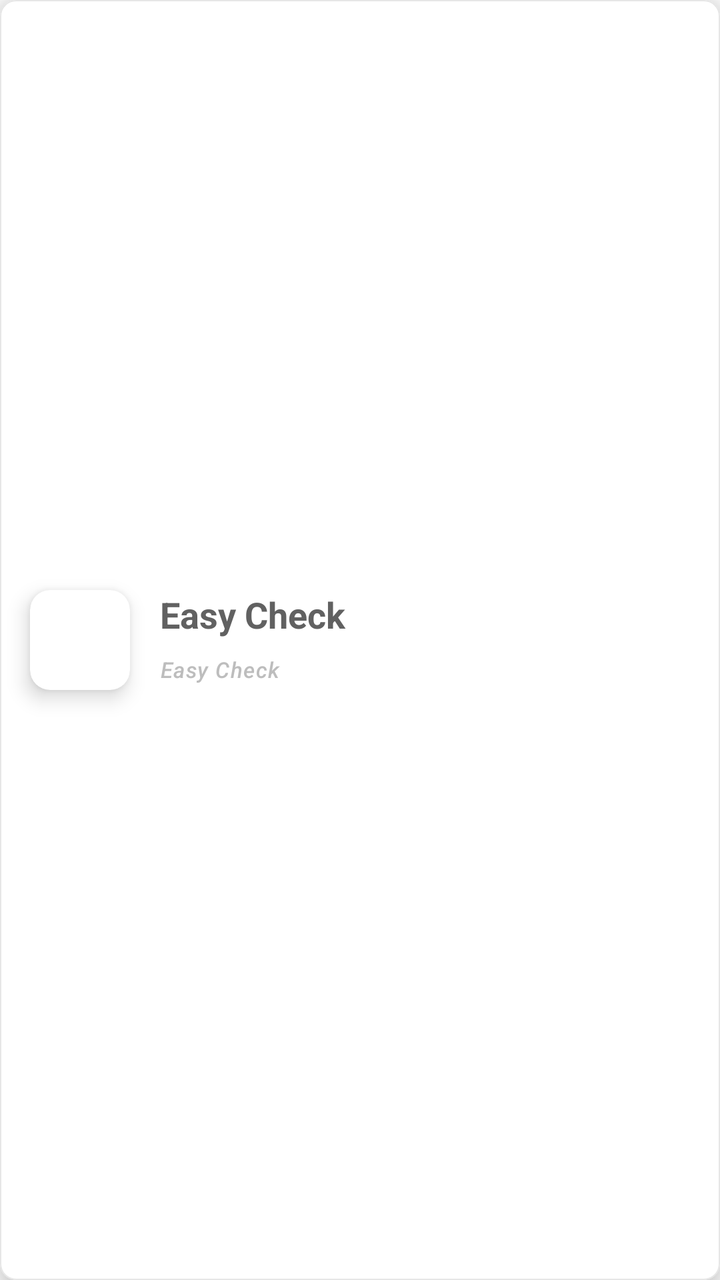
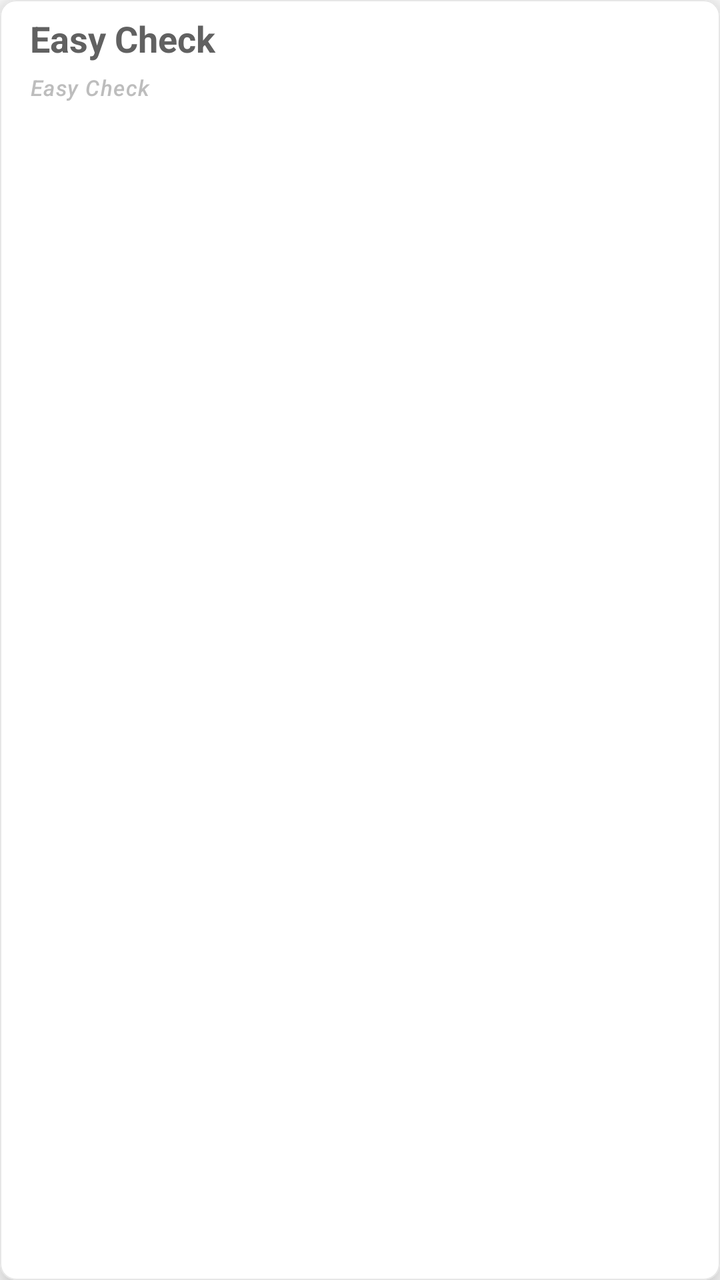

Two renders of the same Android screen: before a commit and after it. Below are the layout's source before the change and the commit's diff.
<!-- AndroidManifest.xml: application theme Theme.EasyCheck -->
<!-- res/layout/ussd_face.xml -->
<?xml version="1.0" encoding="utf-8"?>
<com.google.android.material.card.MaterialCardView xmlns:android="http://schemas.android.com/apk/res/android"
    xmlns:app="http://schemas.android.com/apk/res-auto"
    android:layout_width="match_parent"
    android:layout_height="wrap_content"
    app:cardBackgroundColor="@android:color/white"
    app:cardCornerRadius="8dip"
    app:cardElevation="10dip"
    app:strokeWidth="0.5dip"
    android:id="@+id/ussd_card"
    app:strokeColor="@color/grey_10"
    app:cardUseCompatPadding="false">

    <androidx.constraintlayout.widget.ConstraintLayout
        android:id="@+id/ussd_parent"
        android:paddingVertical="@dimen/spacing_medium"
        android:layout_width="match_parent"
        android:layout_height="match_parent"
        android:background="?selectableItemBackground">

        <com.google.android.material.card.MaterialCardView
            android:id="@+id/ussd_icon_card"
            android:layout_width="50dip"
            android:layout_height="50dip"
            android:layout_margin="@dimen/spacing_large"
            app:cardBackgroundColor="@android:color/white"
            app:cardCornerRadius="10dip"
            app:cardElevation="6dip"
            app:layout_constraintBottom_toBottomOf="parent"
            app:layout_constraintLeft_toLeftOf="parent"
            app:layout_constraintTop_toTopOf="parent">

            <ImageView
                android:id="@+id/ussd_icon"
                android:layout_width="35dip"
                android:layout_height="35dip"
                android:layout_gravity="center"
                android:src="@mipmap/ic_launcher" />
        </com.google.android.material.card.MaterialCardView>

        <TextView
            android:id="@+id/ussd_name"
            android:layout_width="0.0dip"
            android:layout_height="wrap_content"
            android:layout_marginStart="@dimen/spacing_large"
            android:maxLines="1"
            app:layout_constraintHorizontal_bias="0"
            android:text="@string/app_name"
            android:textAppearance="@style/TextAppearance.AppCompat.Medium"
            android:textColor="@color/grey_700"
            android:textStyle="bold"
            app:layout_constraintRight_toLeftOf="@id/chip"
            app:layout_constraintLeft_toRightOf="@id/ussd_icon_card"
            app:layout_constraintTop_toTopOf="@id/ussd_icon_card" />

        <com.google.android.material.textview.MaterialTextView
            android:id="@+id/description"
            android:layout_width="0dip"
            android:layout_marginTop="@dimen/spacing_medium"
            android:layout_height="wrap_content"
            android:maxLines="1"
            android:text="@string/app_name"
            android:textAppearance="@style/TextAppearance.Material3.LabelSmall"
            android:textColor="@color/grey_400"
            android:textStyle="italic"
            app:layout_constraintBottom_toBottomOf="@id/ussd_icon_card"
            app:layout_constraintLeft_toLeftOf="@id/ussd_name"
            app:layout_constraintRight_toRightOf="parent"
            app:layout_constraintHorizontal_bias="0"
            android:layout_marginEnd="@dimen/spacing_small"
            app:layout_constraintTop_toBottomOf="@id/ussd_name" />

        <com.google.android.material.chip.Chip
            android:id="@+id/chip"
            android:visibility="gone"
            app:layout_constraintLeft_toRightOf="@id/ussd_name"
            app:layout_constraintHorizontal_bias="1"
            android:background="@android:color/transparent"
            android:layout_width="wrap_content"
            android:layout_height="wrap_content"
            android:layout_marginHorizontal="@dimen/spacing_small"
            android:clickable="false"
            android:focusable="false"
            android:padding="@dimen/spacing_small"
            android:layout_marginEnd="@dimen/spacing_medium"
            app:chipMinTouchTargetSize="@dimen/spacing_xsmall"
            app:chipMinHeight="@dimen/spacing_large"
            android:text="@string/charges_apply"
            android:textColor="@color/purple_700"
            android:textStyle="bold"
            android:textSize="11sp"
            app:chipBackgroundColor="@android:color/transparent"
            app:chipStrokeColor="@color/purple_700"
            app:chipStrokeWidth="1dip"
            app:layout_constraintBottom_toBottomOf="@id/ussd_name"
            app:layout_constraintRight_toRightOf="parent"
            app:layout_constraintTop_toTopOf="@id/ussd_name" />
    </androidx.constraintlayout.widget.ConstraintLayout>

</com.google.android.material.card.MaterialCardView>
<!-- resources referenced by this layout -->
<resources>
  <color name="grey_10">#ffe6e6e6</color>
  <color name="grey_400">#ffbdbdbd</color>
  <color name="grey_700">#ff616161</color>
  <color name="purple_700">#FF3700B3</color>
  <dimen name="spacing_large">15.0dip</dimen>
  <dimen name="spacing_medium">5.0dip</dimen>
  <dimen name="spacing_small">3.0dip</dimen>
  <dimen name="spacing_xsmall">2.0dip</dimen>
  <!-- mipmap ic_launcher (mipmap-anydpi-v26) -->
  <?xml version="1.0" encoding="utf-8"?>
  <adaptive-icon xmlns:android="http://schemas.android.com/apk/res/android">
      <background android:drawable="@color/ic_launcher_background"/>
      <foreground android:drawable="@drawable/ic_launcher_foreground"/>
  </adaptive-icon>
  <string name="app_name">Easy Check</string>
  <string name="charges_apply">Charges apply</string>
  <style name="Theme.EasyCheck" parent="Theme.MaterialComponents.DayNight.NoActionBar">
          
          <item name="colorPrimary">@color/purple_500</item>
          <item name="colorPrimaryVariant">@color/purple_700</item>
          <item name="colorOnPrimary">@color/white</item>
          <item name="rippleColor">@color/rippleColor</item>
          
          <item name="colorSecondary">@color/teal_200</item>
          <item name="colorSecondaryVariant">@color/teal_700</item>
          <item name="colorOnSecondary">@color/black</item>
          
          <item name="android:statusBarColor">?attr/colorPrimaryVariant</item>
          
      </style>
  <color name="ic_launcher_background">#14CB07</color>
  <!-- drawable ic_launcher_foreground (drawable) -->
  <vector xmlns:android="http://schemas.android.com/apk/res/android"
      android:width="108dp"
      android:height="108dp"
      android:viewportWidth="24"
      android:viewportHeight="24"
      android:tint="#FFFFFF">
    <group android:scaleX="0.58"
        android:scaleY="0.58"
        android:translateX="5.04"
        android:translateY="5.04">
      <path
          android:fillColor="@android:color/white"
          android:pathData="M15.45,16.52l-3.01,-3.01c-0.11,-0.11 -0.24,-0.13 -0.31,-0.13s-0.2,0.02 -0.31,0.13L8.8,16.53c-0.34,0.34 -0.87,0.89 -2.64,0.89l3.71,3.7c1.17,1.17 3.07,1.17 4.24,0l3.72,-3.71C16.92,17.41 16.16,17.23 15.45,16.52z"/>
      <path
          android:fillColor="@android:color/white"
          android:pathData="M8.8,7.47l3.02,3.02c0.08,0.08 0.2,0.13 0.31,0.13s0.23,-0.05 0.31,-0.13l2.99,-2.99c0.71,-0.74 1.52,-0.91 2.43,-0.91l-3.72,-3.71c-1.17,-1.17 -3.07,-1.17 -4.24,0l-3.71,3.7C7.95,6.58 8.49,7.16 8.8,7.47z"/>
      <path
          android:fillColor="@android:color/white"
          android:pathData="M21.11,9.85l-2.25,-2.26H17.6c-0.54,0 -1.08,0.22 -1.45,0.61l-3,3c-0.28,0.28 -0.65,0.42 -1.02,0.42c-0.36,0 -0.74,-0.15 -1.02,-0.42L8.09,8.17c-0.38,-0.38 -0.9,-0.6 -1.45,-0.6H5.17l-2.29,2.3c-1.17,1.17 -1.17,3.07 0,4.24l2.29,2.3h1.48c0.54,0 1.06,-0.22 1.45,-0.6l3.02,-3.02c0.28,-0.28 0.65,-0.42 1.02,-0.42c0.37,0 0.74,0.14 1.02,0.42l3.01,3.01c0.38,0.38 0.9,0.6 1.45,0.6h1.26l2.25,-2.26C22.3,12.96 22.3,11.04 21.11,9.85z"/>
    </group>
  </vector>
  <color name="purple_500">#FF6200EE</color>
  <color name="white">#FFFFFFFF</color>
  <color name="rippleColor">#33000000</color>
  <color name="teal_200">#FF03DAC5</color>
  <color name="teal_700">#FF018786</color>
  <color name="black">#FF000000</color>
</resources>

<!-- the commit's change to res/layout/ussd_face.xml (unified diff, before → after) -->
@@ -13,30 +13,12 @@
 
     <androidx.constraintlayout.widget.ConstraintLayout
         android:id="@+id/ussd_parent"
-        android:paddingVertical="@dimen/spacing_medium"
+        android:paddingVertical="@dimen/spacing_xmedium"
+        android:minHeight="75dip"
         android:layout_width="match_parent"
         android:layout_height="match_parent"
         android:background="?selectableItemBackground">
 
-        <com.google.android.material.card.MaterialCardView
-            android:id="@+id/ussd_icon_card"
-            android:layout_width="50dip"
-            android:layout_height="50dip"
-            android:layout_margin="@dimen/spacing_large"
-            app:cardBackgroundColor="@android:color/white"
-            app:cardCornerRadius="10dip"
-            app:cardElevation="6dip"
-            app:layout_constraintBottom_toBottomOf="parent"
-            app:layout_constraintLeft_toLeftOf="parent"
-            app:layout_constraintTop_toTopOf="parent">
-
-            <ImageView
-                android:id="@+id/ussd_icon"
-                android:layout_width="35dip"
-                android:layout_height="35dip"
-                android:layout_gravity="center"
-                android:src="@mipmap/ic_launcher" />
-        </com.google.android.material.card.MaterialCardView>
 
         <TextView
             android:id="@+id/ussd_name"
@@ -50,8 +32,8 @@
             android:textColor="@color/grey_700"
             android:textStyle="bold"
             app:layout_constraintRight_toLeftOf="@id/chip"
-            app:layout_constraintLeft_toRightOf="@id/ussd_icon_card"
-            app:layout_constraintTop_toTopOf="@id/ussd_icon_card" />
+            app:layout_constraintLeft_toLeftOf="parent"
+            app:layout_constraintTop_toTopOf="parent" />
 
         <com.google.android.material.textview.MaterialTextView
             android:id="@+id/description"
@@ -63,7 +45,6 @@
             android:textAppearance="@style/TextAppearance.Material3.LabelSmall"
             android:textColor="@color/grey_400"
             android:textStyle="italic"
-            app:layout_constraintBottom_toBottomOf="@id/ussd_icon_card"
             app:layout_constraintLeft_toLeftOf="@id/ussd_name"
             app:layout_constraintRight_toRightOf="parent"
             app:layout_constraintHorizontal_bias="0"
<!-- resource entries referenced after the edit -->
@@ -7,16 +7,11 @@
   <dimen name="spacing_large">15.0dip</dimen>
   <dimen name="spacing_medium">5.0dip</dimen>
   <dimen name="spacing_small">3.0dip</dimen>
+  <dimen name="spacing_xmedium">7.0dip</dimen>
   <dimen name="spacing_xsmall">2.0dip</dimen>
-  <!-- mipmap ic_launcher (mipmap-anydpi-v26) -->
-  <?xml version="1.0" encoding="utf-8"?>
-  <adaptive-icon xmlns:android="http://schemas.android.com/apk/res/android">
-      <background android:drawable="@color/ic_launcher_background"/>
-      <foreground android:drawable="@drawable/ic_launcher_foreground"/>
-  </adaptive-icon>
   <string name="app_name">Easy Check</string>
   <string name="charges_apply">Charges apply</string>
-  <style name="Theme.EasyCheck" parent="Theme.MaterialComponents.DayNight.NoActionBar">
+  <style name="Theme.EasyCheck" parent="Theme.MaterialComponents.Light.NoActionBar">
           
           <item name="colorPrimary">@color/purple_500</item>
           <item name="colorPrimaryVariant">@color/purple_700</item>
@@ -30,29 +25,6 @@
           <item name="android:statusBarColor">?attr/colorPrimaryVariant</item>
           
       </style>
-  <color name="ic_launcher_background">#14CB07</color>
-  <!-- drawable ic_launcher_foreground (drawable) -->
-  <vector xmlns:android="http://schemas.android.com/apk/res/android"
-      android:width="108dp"
-      android:height="108dp"
-      android:viewportWidth="24"
-      android:viewportHeight="24"
-      android:tint="#FFFFFF">
-    <group android:scaleX="0.58"
-        android:scaleY="0.58"
-        android:translateX="5.04"
-        android:translateY="5.04">
-      <path
-          android:fillColor="@android:color/white"
-          android:pathData="M15.45,16.52l-3.01,-3.01c-0.11,-0.11 -0.24,-0.13 -0.31,-0.13s-0.2,0.02 -0.31,0.13L8.8,16.53c-0.34,0.34 -0.87,0.89 -2.64,0.89l3.71,3.7c1.17,1.17 3.07,1.17 4.24,0l3.72,-3.71C16.92,17.41 16.16,17.23 15.45,16.52z"/>
-      <path
-          android:fillColor="@android:color/white"
-          android:pathData="M8.8,7.47l3.02,3.02c0.08,0.08 0.2,0.13 0.31,0.13s0.23,-0.05 0.31,-0.13l2.99,-2.99c0.71,-0.74 1.52,-0.91 2.43,-0.91l-3.72,-3.71c-1.17,-1.17 -3.07,-1.17 -4.24,0l-3.71,3.7C7.95,6.58 8.49,7.16 8.8,7.47z"/>
-      <path
-          android:fillColor="@android:color/white"
-          android:pathData="M21.11,9.85l-2.25,-2.26H17.6c-0.54,0 -1.08,0.22 -1.45,0.61l-3,3c-0.28,0.28 -0.65,0.42 -1.02,0.42c-0.36,0 -0.74,-0.15 -1.02,-0.42L8.09,8.17c-0.38,-0.38 -0.9,-0.6 -1.45,-0.6H5.17l-2.29,2.3c-1.17,1.17 -1.17,3.07 0,4.24l2.29,2.3h1.48c0.54,0 1.06,-0.22 1.45,-0.6l3.02,-3.02c0.28,-0.28 0.65,-0.42 1.02,-0.42c0.37,0 0.74,0.14 1.02,0.42l3.01,3.01c0.38,0.38 0.9,0.6 1.45,0.6h1.26l2.25,-2.26C22.3,12.96 22.3,11.04 21.11,9.85z"/>
-    </group>
-  </vector>
   <color name="purple_500">#FF6200EE</color>
   <color name="white">#FFFFFFFF</color>
   <color name="rippleColor">#33000000</color>
